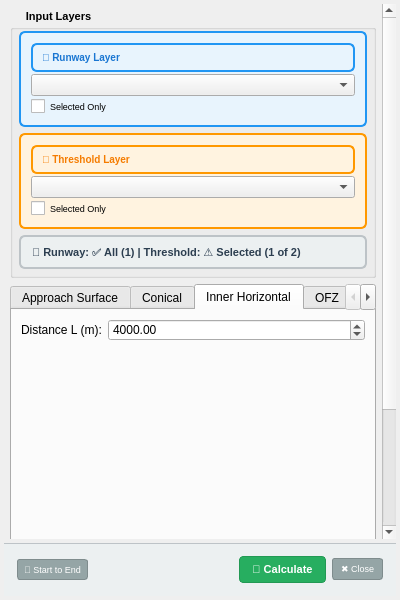
FLYGHT7/qOLS, file qols/qols_panel_base.ui: the form before one commit.
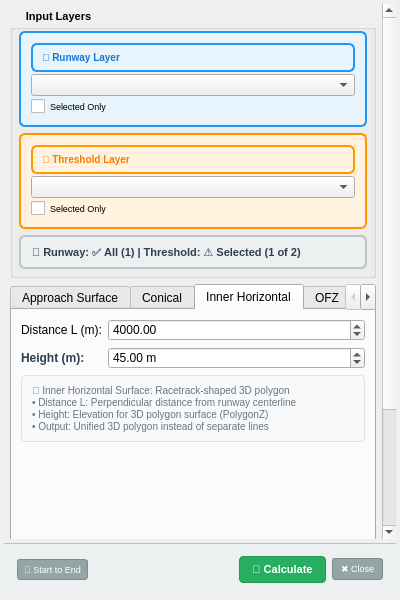
The form after the commit. The open tabs and pages were chosen to show the change. Custom widgets are drawn as their Qt base class.

Commit message: Add height parameter for Inner Horizontal Surface and update UI elements for 3D polygon

```diff
--- a/qols/qols_panel_base.ui
+++ b/qols/qols_panel_base.ui
@@ -552,6 +552,51 @@
           </property>
          </widget>
         </item>
+        <item row="1" column="0">
+         <widget class="QLabel" name="label_height_inner">
+          <property name="text">
+           <string>Height (m):</string>
+          </property>
+          <property name="styleSheet">
+           <string>font-weight: bold; font-size: 12px; color: #2c3e50;</string>
+          </property>
+         </widget>
+        </item>
+        <item row="1" column="1">
+         <widget class="QDoubleSpinBox" name="spin_height_inner">
+          <property name="minimum">
+           <double>0.0</double>
+          </property>
+          <property name="maximum">
+           <double>500.0</double>
+          </property>
+          <property name="value">
+           <double>45.0</double>
+          </property>
+          <property name="suffix">
+           <string> m</string>
+          </property>
+          <property name="toolTip">
+           <string>Height for 3D polygon surface (PolygonZ)</string>
+          </property>
+         </widget>
+        </item>
+        <item row="2" column="0" colspan="2">
+         <widget class="QLabel" name="label_info_inner">
+          <property name="text">
+           <string>📐 Inner Horizontal Surface: Racetrack-shaped 3D polygon
+• Distance L: Perpendicular distance from runway centerline
+• Height: Elevation for 3D polygon surface (PolygonZ)
+• Output: Unified 3D polygon instead of separate lines</string>
+          </property>
+          <property name="styleSheet">
+           <string>color: #6c757d; font-size: 10px; padding: 8px; background-color: #f8f9fa; border-radius: 4px; border: 1px solid #dee2e6;</string>
+          </property>
+          <property name="wordWrap">
+           <bool>true</bool>
+          </property>
+         </widget>
+        </item>
        </layout>
       </widget>
       
```
The commit also changes 2 other files.
